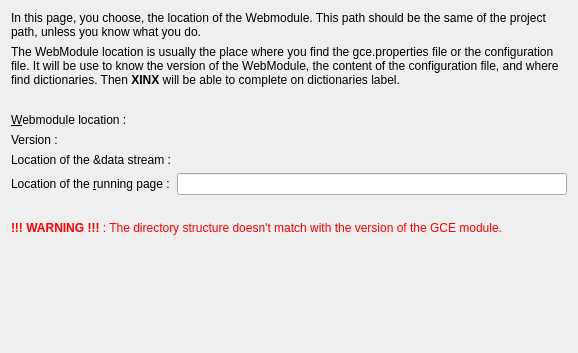
phoenix741/xinx, file plugins/generix/projectproperty/wizard/newgenerixinformationpage.ui: the form before one commit.
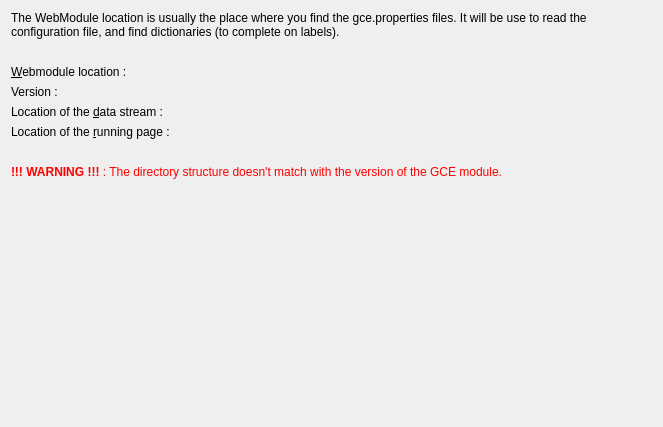
The form after the commit. Custom widgets are drawn as their Qt base class.

What changed in the file:
```diff
--- a/plugins/generix/projectproperty/wizard/newgenerixinformationpage.ui
+++ b/plugins/generix/projectproperty/wizard/newgenerixinformationpage.ui
@@ -6,10 +6,13 @@
    <rect>
     <x>0</x>
     <y>0</y>
-    <width>578</width>
-    <height>353</height>
+    <width>663</width>
+    <height>427</height>
    </rect>
   </property>
+  <property name="focusPolicy">
+   <enum>Qt::StrongFocus</enum>
+  </property>
   <property name="windowTitle">
    <string>WizardPage</string>
   </property>
@@ -17,23 +20,13 @@
    <string>Define informations used by the Generix module of XINX</string>
   </property>
   <property name="subTitle">
-   <string>In this page, you can define the webmodule location (by default the project path). With this webmodule location, the Generix module can determine, the version and the default parameters to use.</string>
+   <string>In this page, you choose, the location of the Webmodule. This path should be the same of the project path, unless you know what you do.</string>
   </property>
   <layout class="QVBoxLayout" name="verticalLayout">
-   <item>
-    <widget class="QLabel" name="label_2">
-     <property name="text">
-      <string>In this page, you choose, the location of the Webmodule. This path should be the same of the project path, unless you know what you do.</string>
-     </property>
-     <property name="wordWrap">
-      <bool>true</bool>
-     </property>
-    </widget>
-   </item>
    <item>
     <widget class="QLabel" name="label_3">
      <property name="text">
-      <string>The WebModule location is usually the place where you find the gce.properties file or the configuration file. It will be use to know the version of the WebModule, the content of the configuration file, and where find dictionaries. Then &lt;b&gt;XINX&lt;/b&gt; will be able to complete on dictionaries label.</string>
+      <string>The WebModule location is usually the place where you find the gce.properties files. It will be use to read the configuration file, and find dictionaries (to complete on labels). </string>
      </property>
      <property name="wordWrap">
       <bool>true</bool>
@@ -80,7 +73,7 @@
      <item row="0" column="1">
       <widget class="DirectoryEditWidget" name="m_webModuleLocation" native="true">
        <property name="focusPolicy">
-        <enum>Qt::TabFocus</enum>
+        <enum>Qt::StrongFocus</enum>
        </property>
        <property name="directory" stdset="0">
         <bool>true</bool>
@@ -102,14 +95,11 @@
        <property name="text">
         <string>Location of the &amp;data stream :</string>
        </property>
+       <property name="buddy">
+        <cstring>m_dataStreamEdit</cstring>
+       </property>
       </widget>
      </item>
-     <item row="2" column="1">
-      <widget class="DirectoryEditWidget" name="m_dataStreamEdit" native="true"/>
-     </item>
-     <item row="3" column="1">
-      <widget class="QLineEdit" name="m_urlLocationEdit"/>
-     </item>
      <item row="3" column="0">
       <widget class="QLabel" name="label_4">
        <property name="text">
@@ -120,6 +110,20 @@
        </property>
       </widget>
      </item>
+     <item row="2" column="1">
+      <widget class="DirectoryEditWidget" name="m_dataStreamEdit" native="true">
+       <property name="focusPolicy">
+        <enum>Qt::StrongFocus</enum>
+       </property>
+      </widget>
+     </item>
+     <item row="3" column="1">
+      <widget class="DirectoryEditWidget" name="m_urlLocationEdit" native="true">
+       <property name="focusPolicy">
+        <enum>Qt::StrongFocus</enum>
+       </property>
+      </widget>
+     </item>
     </layout>
    </item>
    <item>
```
Left out of the diff: 2 changed lines with no effect on the pictures.
